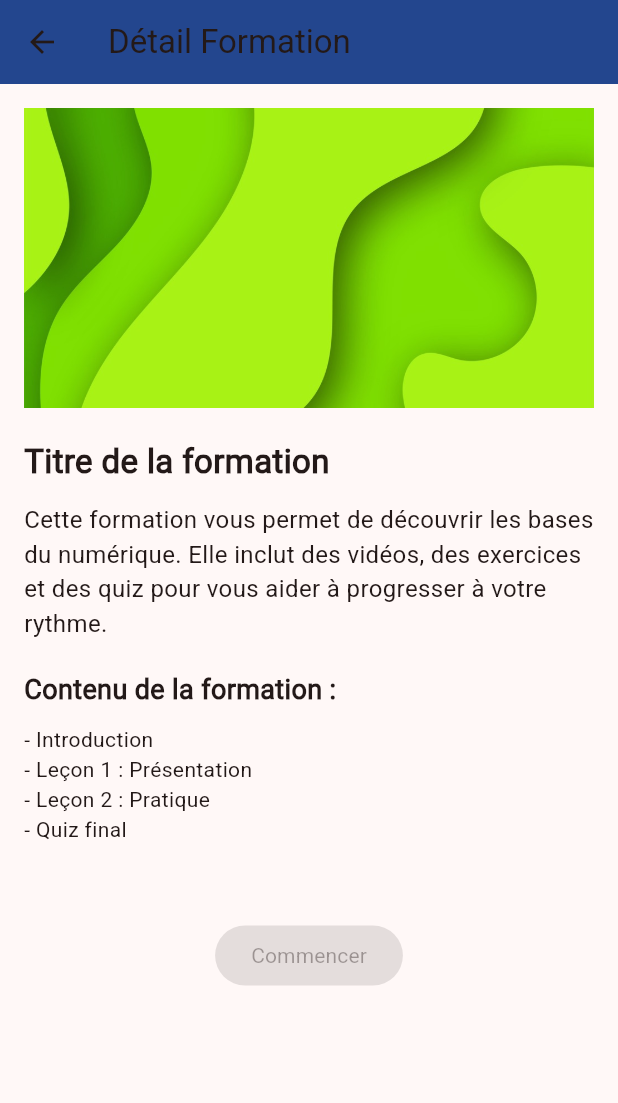
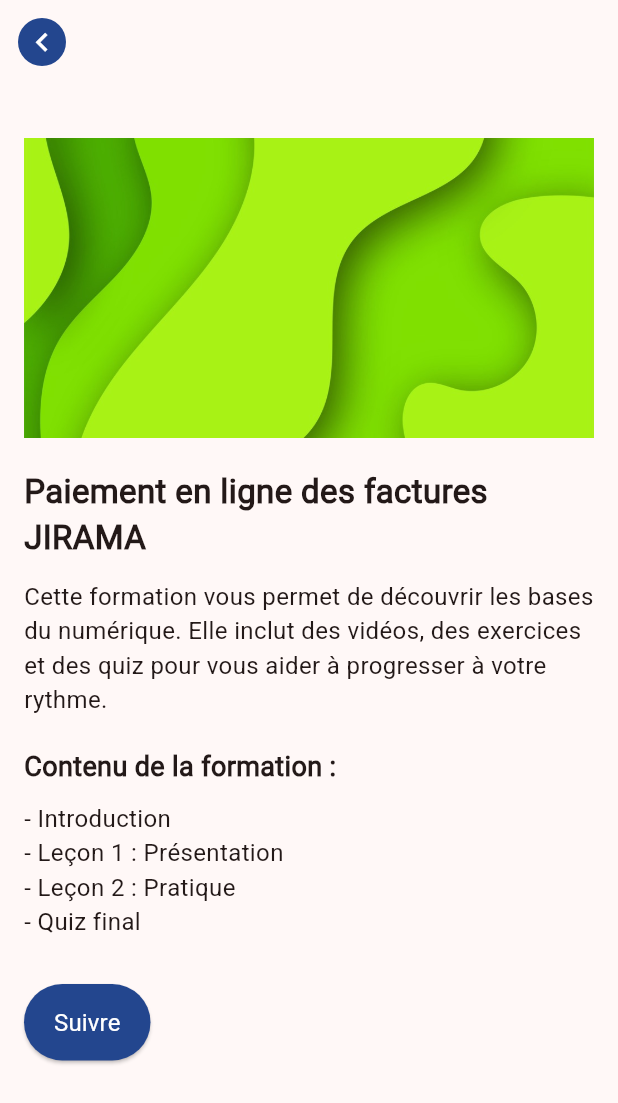
Before and after one commit to IALYFrancisco/NUMEDU, a Flutter app: the FormationDetailsPage screen opened directly, on a phone screen of 412 x 824 dp. Shown: the top 1103 px of the screen. Run offline on Flutter 3.47's test engine with Material 3 defaults, Android fonts, the phone set to English and light mode, and no system bars; our stand-ins replace cloud_firestore, firebase_auth, firebase_core, firebase_storage, flutter_dotenv, image_picker and 1 more; accounts and stored records are empty.

Commit message:
amélirioration de la page détails formation

```diff
--- a/lib/screens/detailsformation.dart
+++ b/lib/screens/detailsformation.dart
@@ -6,46 +6,76 @@ class FormationDetailsPage extends StatelessWidget {
   @override
   Widget build(BuildContext context) {
     return Scaffold(
+      extendBodyBehindAppBar: true, // Le contenu passe sous l'AppBar
       appBar: AppBar(
-        title: const Text('Détail Formation'),
-        backgroundColor: Color(0xFF23468E),
-      ),
+        backgroundColor: Colors.transparent,
+        elevation: 0,
+        leading: Padding(
+            padding: const EdgeInsets.all(12.0), // réduit la marge autour
+            child: InkWell(
+            borderRadius: BorderRadius.circular(20),
+            onTap: () => Navigator.of(context).pop(),
+            child: Container(
+                decoration: BoxDecoration(
+                color: const Color(0xFF23468E),
+                borderRadius: BorderRadius.circular(20),
+                ),
+                padding: const EdgeInsets.all(2), // réduit la surface intérieure
+                child: const Icon(Icons.chevron_left, size: 25, color: Colors.white),
+            ),
+            ),
+        ),
+        ),
       body: SingleChildScrollView(
         padding: const EdgeInsets.all(16),
         child: Column(
           crossAxisAlignment: CrossAxisAlignment.start,
-          children: const [
-            Image(
+          children: [
+            const SizedBox(height: kToolbarHeight + 20), // Espace sous AppBar
+            const Image(
               image: AssetImage('assets/images/bg.jpg'),
               height: 200,
               width: double.infinity,
               fit: BoxFit.cover,
             ),
-            SizedBox(height: 20),
-            Text(
-              "Titre de la formation",
+            const SizedBox(height: 20),
+            const Text(
+              "Paiement en ligne des factures JIRAMA",
               style: TextStyle(fontSize: 22, fontWeight: FontWeight.bold),
             ),
-            SizedBox(height: 12),
-            Text(
+            const SizedBox(height: 12),
+            const Text(
               "Cette formation vous permet de découvrir les bases du numérique. "
               "Elle inclut des vidéos, des exercices et des quiz pour vous aider à progresser à votre rythme.",
               style: TextStyle(fontSize: 16),
             ),
-            SizedBox(height: 20),
-            Text(
+            const SizedBox(height: 20),
+            const Text(
               "Contenu de la formation :",
               style: TextStyle(fontSize: 18, fontWeight: FontWeight.bold),
             ),
-            SizedBox(height: 10),
-            Text("- Introduction\n- Leçon 1 : Présentation\n- Leçon 2 : Pratique\n- Quiz final\n"),
-            SizedBox(height: 30),
-            Center(
-              child: ElevatedButton(
-                onPressed: null, // ou une fonction plus tard
-                child: Text("Commencer"),
-              ),
-            )
+            const SizedBox(height: 10),
+            const Text(
+              "- Introduction\n"
+              "- Leçon 1 : Présentation\n"
+              "- Leçon 2 : Pratique\n"
+              "- Quiz final",
+              style: TextStyle(fontSize: 16),
+            ),
+            const SizedBox(height: 30),
+            Align(
+                alignment: Alignment.centerLeft,
+                child: ElevatedButton(
+                    onPressed: () {},
+                    style: ElevatedButton.styleFrom(
+                    shape: const StadiumBorder(),
+                    backgroundColor: const Color(0xFF23468E),
+                    foregroundColor: Colors.white,
+                    padding: const EdgeInsets.symmetric(horizontal: 20, vertical: 14),
+                    ),
+                    child: const Text("Suivre", style: TextStyle(fontSize: 16)),
+                ),
+            ),
           ],
         ),
       ),
```
